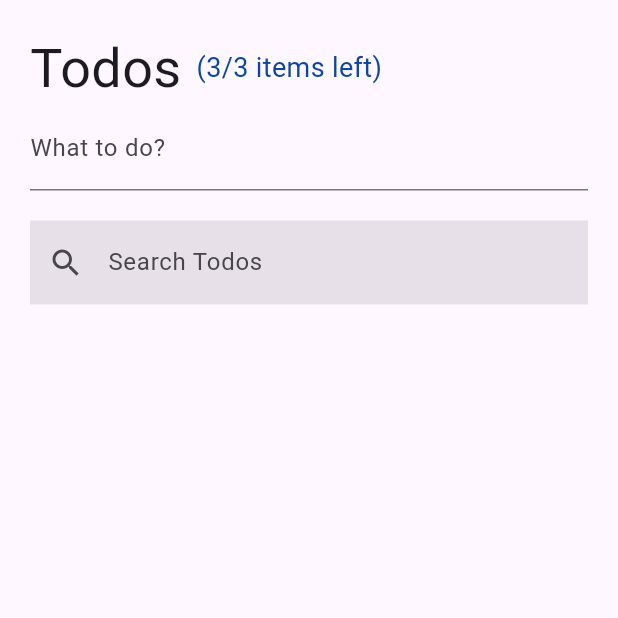
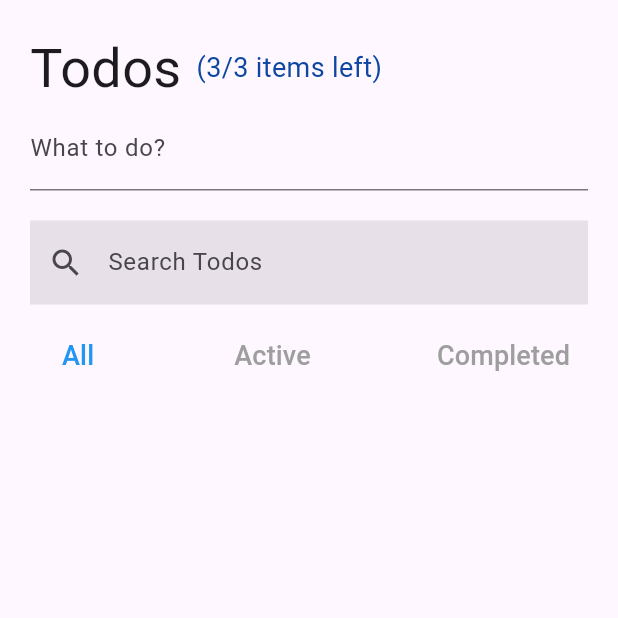
Before and after one commit to hanifeercan/todo_app_with_riverpod_sync, a Flutter app: the screen it shows after launch, on a phone screen of 412 x 824 dp, the top half of it. Run offline on Flutter 3.47's test engine with Material 3 defaults, Android fonts, the phone set to English and light mode, and no system bars; our stand-ins replace flutter_riverpod, freezed_annotation, riverpod_annotation; generated files the repository leaves out were written again.

Commit message:
Create FilterTodo Widget

```diff
--- a/lib/pages/todos_page.dart
+++ b/lib/pages/todos_page.dart
@@ -1,4 +1,5 @@
 import 'package:flutter/material.dart';
+import 'package:todo_app_with_riverpod_sync/pages/widgets/filter_todo.dart';
 import 'package:todo_app_with_riverpod_sync/pages/widgets/new_todo.dart';
 import 'package:todo_app_with_riverpod_sync/pages/widgets/search_todo.dart';
 import 'package:todo_app_with_riverpod_sync/pages/widgets/todo_header.dart';
@@ -18,6 +19,8 @@ class TodosPage extends StatelessWidget {
               NewTodo(),
               SizedBox(height: 20),
               SearchTodo(),
+              SizedBox(height: 10),
+              FilterTodo()
             ],
           ),
       ),
--- /dev/null
+++ b/lib/pages/widgets/filter_todo.dart
@@ -0,0 +1,46 @@
+import 'package:flutter/material.dart';
+import 'package:flutter_riverpod/flutter_riverpod.dart';
+import 'package:todo_app_with_riverpod_sync/models/todo_model.dart';
+import 'package:todo_app_with_riverpod_sync/pages/providers/todo_filter/todo_filter_provider.dart';
+
+class FilterTodo extends StatelessWidget {
+  const FilterTodo({Key? key}) : super(key: key);
+
+  @override
+  Widget build(BuildContext context) {
+    return const Row(
+      mainAxisAlignment: MainAxisAlignment.spaceBetween,
+      children: [
+        FilterButton(filter: Filter.all),
+        FilterButton(filter: Filter.active),
+        FilterButton(filter: Filter.completed),
+      ],
+    );
+  }
+}
+
+class FilterButton extends ConsumerWidget{
+  final Filter filter;
+
+  const FilterButton({super.key, required this.filter});
+
+  @override
+  Widget build(BuildContext context, WidgetRef ref) {
+    final currentFilter = ref.watch(todoFilterProvider);
+
+    return TextButton(
+      onPressed: (){
+        ref.read(todoFilterProvider.notifier).changeFilter(filter);
+      },
+      child: Text(
+        filter == Filter.all ? 'All' :
+          filter == Filter.active ? 'Active' :
+            'Completed',
+        style: TextStyle(
+          fontSize: 18,
+          color: currentFilter == filter ? Colors.blue : Colors.grey,
+      ),
+      ),
+    );
+  }
+}
```
